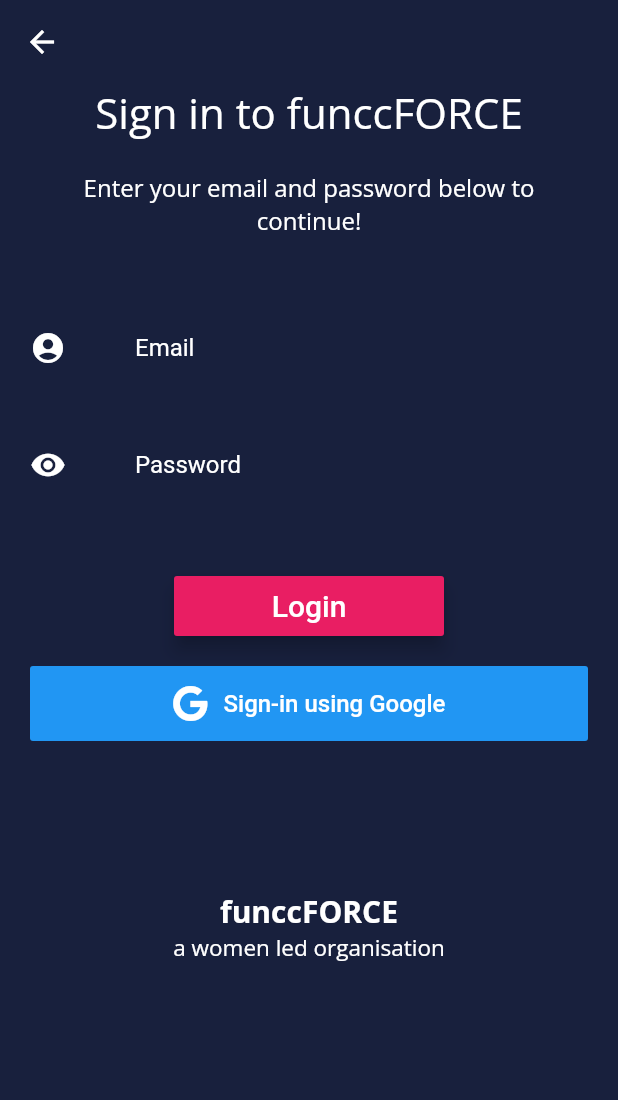
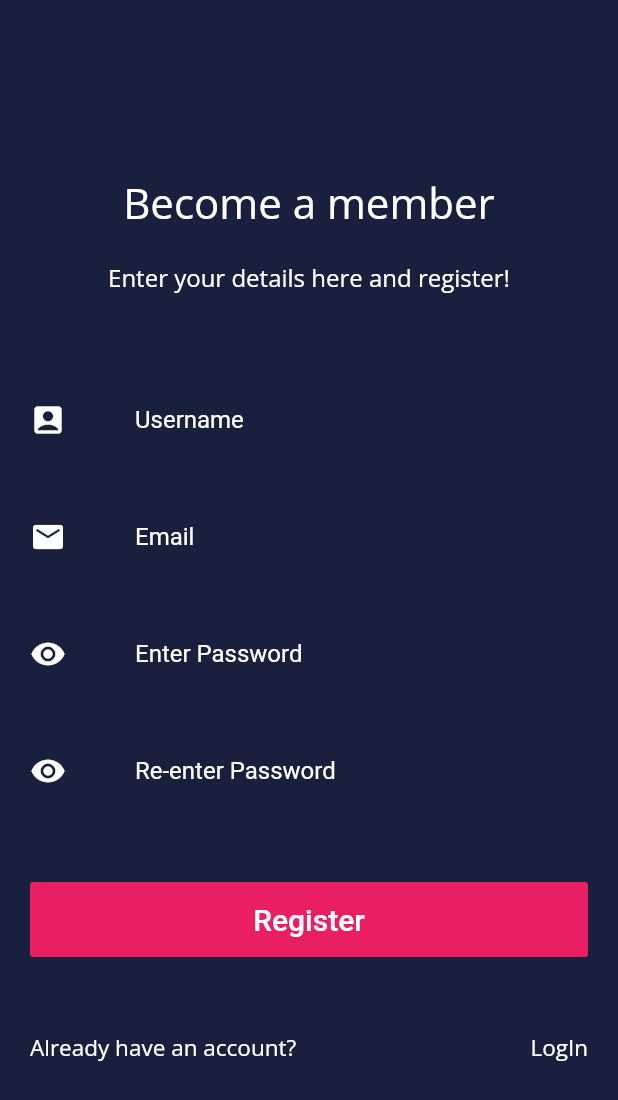
Before and after one commit to sakshiisaxena/funccforce_app_init, a Flutter app: the screen it shows after launch, after a tap on "Get Started", on a phone screen of 412 x 824 dp. Shown: the top 1100 px of the screen. Run offline on Flutter 3.47's test engine with Material 2 defaults, Android fonts, the phone set to English and light mode, and no system bars; our stand-ins replace firebase_auth, google_fonts, google_sign_in; accounts and stored records are empty; network calls fail.

Commit message:
register_screen added

```diff
--- a/lib/Home.dart
+++ b/lib/Home.dart
@@ -1,16 +1,12 @@
-import 'package:firebase_auth/firebase_auth.dart';
 import 'package:flutter/cupertino.dart';
 import 'package:flutter/material.dart';
-import 'package:google_sign_in/google_sign_in.dart';
-import 'package:user_calender/LogInPage.dart';
+import 'package:user_calender/register.dart';
+import 'LogInPage.dart';
 
 class Home extends StatefulWidget {
   @override
   _HomeState createState() => _HomeState();
 }
-
-final FirebaseAuth firebaseAuth = FirebaseAuth.instance;
-final GoogleSignIn googleSignIn = GoogleSignIn();
 
 class _HomeState extends State<Home> {
 
@@ -20,10 +16,6 @@ class _HomeState extends State<Home> {
   Widget build(BuildContext context) {
     return Scaffold(
       backgroundColor: primaryColor,
-      /*appBar: AppBar(
-        backgroundColor: Colors.pink,
-        title: Text("Sign in"),
-      ),*/
       body: Column(
         mainAxisAlignment: MainAxisAlignment.center,
         children: <Widget>[
@@ -51,7 +43,7 @@ class _HomeState extends State<Home> {
           ),
 
 
-          //LoginScreen
+          //GET STARTED BUTTON
           Center(
             child:Container(
                width: 220.0,
@@ -60,7 +52,7 @@ class _HomeState extends State<Home> {
               elevation: 5.0,
             onPressed: () {
               Navigator.push(context,
-                  MaterialPageRoute(builder: (_) => LogInPage()));
+                  MaterialPageRoute(builder: (_) => register()));
             },
             color: Colors.pink,
             child: Row(
--- a/lib/main.dart
+++ b/lib/main.dart
@@ -1,8 +1,10 @@
 import 'package:flutter/material.dart';
+import 'package:user_calender/Home.dart';
 
-import 'Home.dart';
 
-void main() => runApp(MyApp());
+void main() {
+  runApp(MyApp());
+}
 
 class MyApp extends StatelessWidget {
   @override
--- /dev/null
+++ b/lib/register.dart
@@ -0,0 +1,123 @@
+import 'package:flutter/material.dart';
+import 'package:google_fonts/google_fonts.dart';
+import 'package:user_calender/LogInPage.dart';
+
+class register extends StatefulWidget {
+  @override
+  _registerState createState() => _registerState();
+}
+
+class _registerState extends State<register> {
+  Color primaryColor = Color(0xff18203d);
+
+  @override
+  Widget build(BuildContext context) {
+    return Scaffold(
+        backgroundColor: primaryColor,
+        body: Center(
+        child: Container(
+        padding: EdgeInsets.symmetric(horizontal: 20.0),
+        child: SingleChildScrollView(
+        child: Column(
+        children: <Widget>[
+
+// HEADING 1
+
+          Text(
+          'Become a member',
+          textAlign: TextAlign.center,
+          style:
+          GoogleFonts.openSans(color: Colors.white, fontSize: 28),
+          ),
+          SizedBox(height: 20),
+
+// HEADING 2
+            Text(
+            'Enter your details here and register!',
+            textAlign: TextAlign.center,
+            style:
+            GoogleFonts.openSans(color: Colors.white, fontSize: 16),
+        ),
+          SizedBox(height: 60),
+
+// USER INPUT
+            buildTextField('Username', Icons.account_box_rounded),
+            SizedBox(height: 30),
+            buildTextField('Email', Icons.email_rounded),
+            SizedBox(height: 30),
+            buildTextField('Enter Password', Icons.remove_red_eye_rounded),
+            SizedBox(height: 30),
+            buildTextField('Re-enter Password', Icons.remove_red_eye_rounded),
+            SizedBox(height: 50),
+
+
+// REGISTER BUTTON
+
+              MaterialButton(
+                elevation: 0,
+                minWidth: double.maxFinite,
+                height: 50,
+                onPressed: ()  {
+                  Navigator.push(context,
+                      MaterialPageRoute(builder: (_) => LogInPage()));
+
+                },
+                color: Colors.pink,
+                child: Text('Register',
+                style: TextStyle(color: Colors.white, fontSize: 20)
+                ),
+                //textColor: Colors.white,
+                ),
+
+                SizedBox(height: 50),
+
+          _buildFooterLogo1(),
+
+        ]
+        )
+    )
+    )
+    )
+    );
+  }
+  }
+
+  buildTextField(String labelText, IconData icon) {
+    return TextField(
+      decoration: InputDecoration(
+          contentPadding: EdgeInsets.symmetric(horizontal: 30),
+          labelText: labelText,
+          labelStyle: TextStyle(color: Colors.white),
+          icon: Icon(
+            icon,
+            color: Colors.white,
+          ),
+          // prefix: Icon(icon),
+          border: InputBorder.none),
+    );
+  }
+
+
+  _buildFooterLogo1() {
+    return Row(
+      children: <Widget>[
+        Expanded(
+            child: Text(
+              "Already have an account?",
+              textDirection: TextDirection.ltr,
+              style: GoogleFonts.openSans(
+                color: Colors.white,
+                fontSize: 15),
+            )),
+        Expanded(
+          child: Text(
+            "LogIn",
+            textDirection: TextDirection.rtl,
+            style: GoogleFonts.openSans(
+              color: Colors.white,
+              fontSize: 15),
+          ),
+        ),
+      ],
+    );
+  }
--- a/pubspec.yaml
+++ b/pubspec.yaml
@@ -28,8 +28,11 @@ dependencies:
   # The following adds the Cupertino Icons font to your application.
   # Use with the CupertinoIcons class for iOS style icons.
   cupertino_icons: ^1.0.0
+  firebase_core:
+  cloud_firestore:
   firebase_auth:
   google_sign_in:
+  firebase_ui:
   google_fonts:
   font_awesome_flutter:
 
```
Also changed, not shown: lib/LogInPage.dart (+95 -32 lines), lib/calender.dart (added, +22 -0 lines), pubspec.lock, 4 other files.
